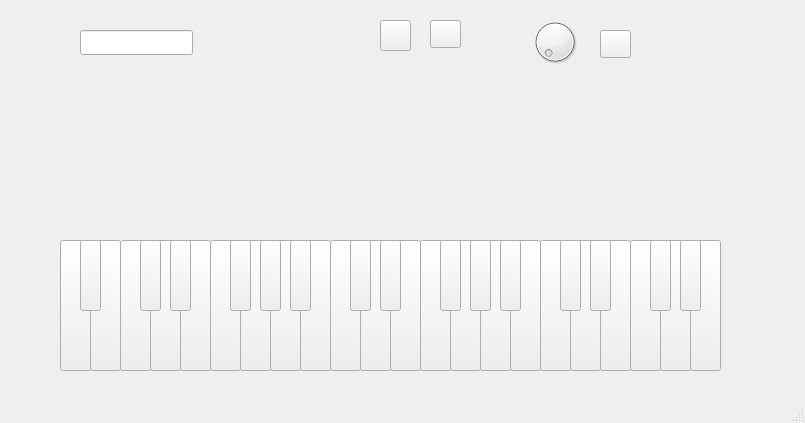
The window that doremi/piano.ui (program-practice-doremi/DoReMi) describes before a commit, drawn with Qt 5.
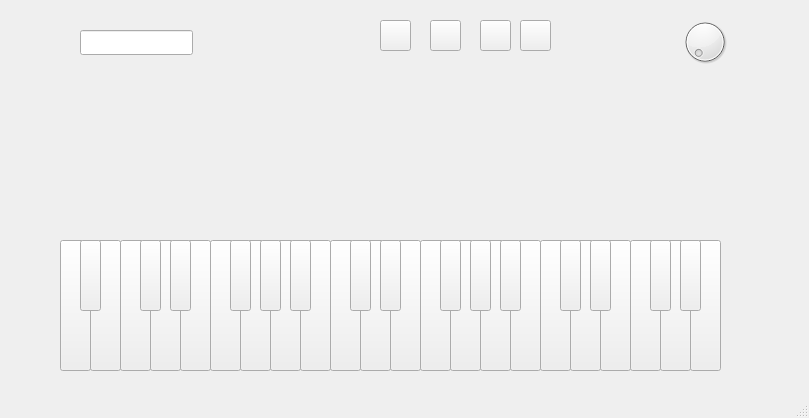
The same window after the commit.

```diff
--- a/doremi/piano.ui
+++ b/doremi/piano.ui
@@ -6,8 +6,8 @@
    <rect>
     <x>0</x>
     <y>0</y>
-    <width>805</width>
-    <height>423</height>
+    <width>809</width>
+    <height>418</height>
    </rect>
   </property>
   <property name="windowTitle">
@@ -30,7 +30,7 @@
    <widget class="QDial" name="volume_button">
     <property name="geometry">
      <rect>
-      <x>530</x>
+      <x>680</x>
       <y>10</y>
       <width>50</width>
       <height>64</height>
@@ -56,7 +56,7 @@
       <x>430</x>
       <y>20</y>
       <width>31</width>
-      <height>28</height>
+      <height>31</height>
      </rect>
     </property>
     <property name="text">
@@ -76,10 +76,10 @@
    <widget class="QPushButton" name="exitbutton">
     <property name="geometry">
      <rect>
-      <x>600</x>
-      <y>30</y>
+      <x>520</x>
+      <y>20</y>
       <width>31</width>
-      <height>28</height>
+      <height>31</height>
      </rect>
     </property>
     <property name="text">
@@ -554,6 +554,19 @@
      <string/>
     </property>
    </widget>
+   <widget class="QPushButton" name="stop_Button">
+    <property name="geometry">
+     <rect>
+      <x>480</x>
+      <y>20</y>
+      <width>31</width>
+      <height>31</height>
+     </rect>
+    </property>
+    <property name="text">
+     <string/>
+    </property>
+   </widget>
   </widget>
   <widget class="QMenuBar" name="menubar">
    <property name="geometry">
```
Left out of the diff: 2 changed lines with no effect on the pictures.
